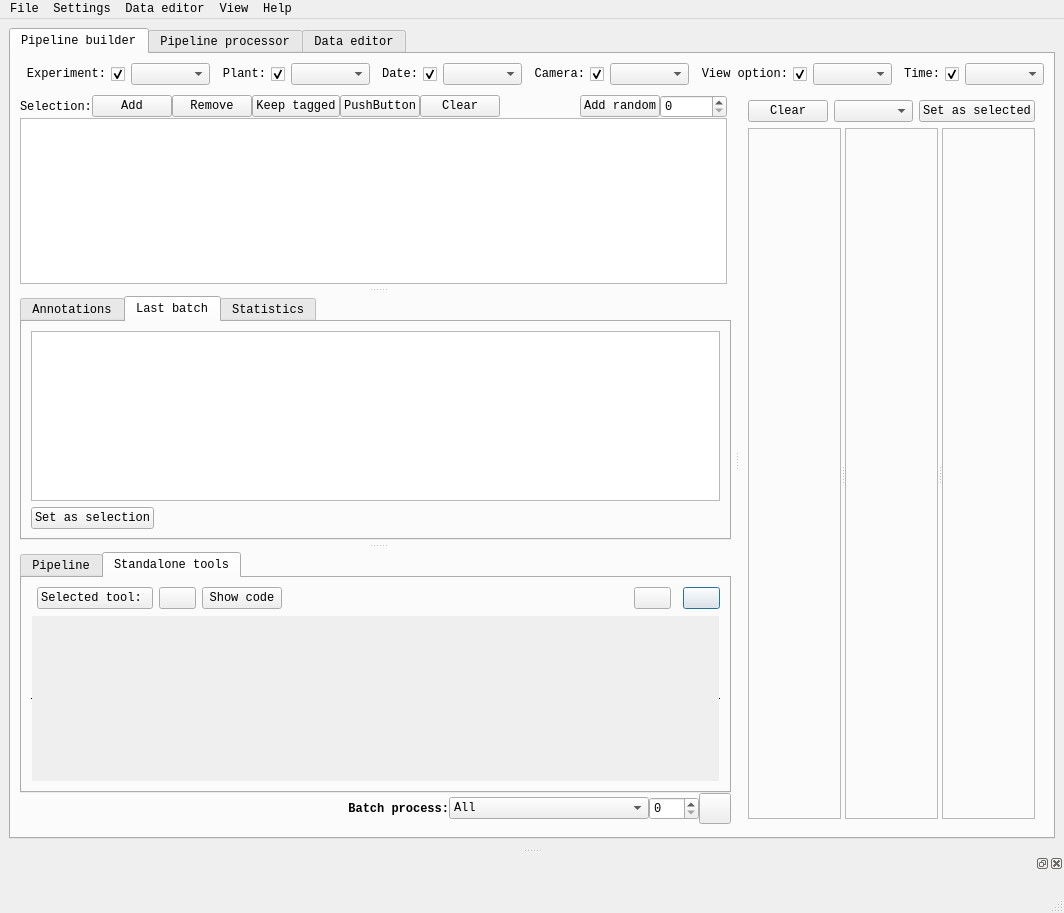
Above: ipso_phen/ui/main.ui from tpmp-inra/ipso_phen before the change. Below: the same form after it.
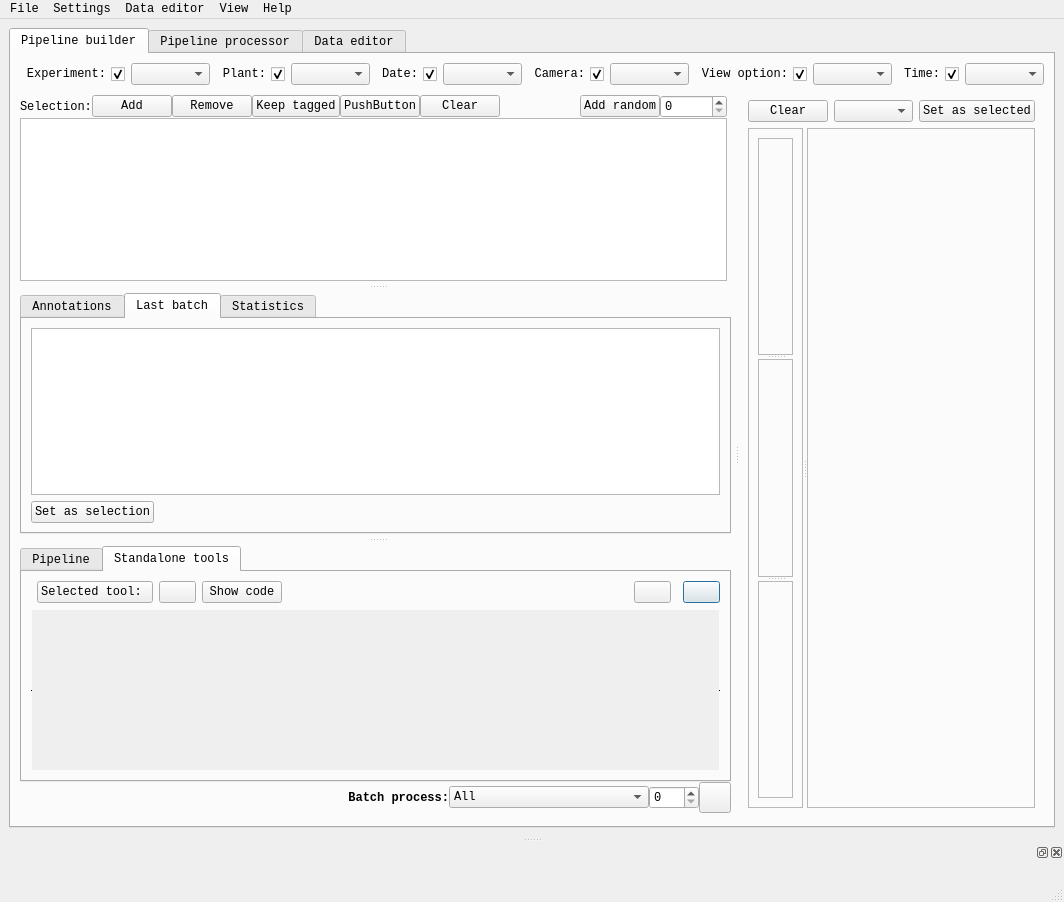
That is the form after the change. The open tabs and pages were chosen to show the change. Icons and pictures are not drawn.

Commit message: Sem-ver: bugfix - Added params output to main UI - Replaced "-" separator with "|" in grid search - Removed outputs in IPT tools - Ilastik inference - Fixed crop for regione - Fixed circle copy

What changed in the file:
```diff
--- a/ipso_phen/ui/main.ui
+++ b/ipso_phen/ui/main.ui
@@ -7,8 +7,8 @@
    <rect>
     <x>0</x>
     <y>0</y>
-    <width>1028</width>
-    <height>913</height>
+    <width>1045</width>
+    <height>902</height>
    </rect>
   </property>
   <property name="font">
@@ -1104,8 +1104,8 @@
                           <rect>
                            <x>0</x>
                            <y>0</y>
-                           <width>98</width>
-                           <height>28</height>
+                           <width>692</width>
+                           <height>148</height>
                           </rect>
                          </property>
                          <layout class="QGridLayout" name="gridLayout_17">
@@ -1212,7 +1212,7 @@
               <property name="orientation">
                <enum>Qt::Horizontal</enum>
               </property>
-              <widget class="QFrame" name="frm_src_img">
+              <widget class="QFrame" name="frm_src_and_data">
                <property name="frameShape">
                 <enum>QFrame::StyledPanel</enum>
                </property>
@@ -1222,6 +1222,39 @@
                <property name="lineWidth">
                 <number>1</number>
                </property>
+               <layout class="QVBoxLayout" name="verticalLayout_5">
+                <item>
+                 <widget class="QSplitter" name="spl_hor_src_data_params">
+                  <property name="orientation">
+                   <enum>Qt::Vertical</enum>
+                  </property>
+                  <widget class="QFrame" name="frm_src_img">
+                   <property name="frameShape">
+                    <enum>QFrame::StyledPanel</enum>
+                   </property>
+                   <property name="frameShadow">
+                    <enum>QFrame::Raised</enum>
+                   </property>
+                  </widget>
+                  <widget class="QFrame" name="frm_data">
+                   <property name="frameShape">
+                    <enum>QFrame::StyledPanel</enum>
+                   </property>
+                   <property name="frameShadow">
+                    <enum>QFrame::Raised</enum>
+                   </property>
+                  </widget>
+                  <widget class="QFrame" name="frm_params">
+                   <property name="frameShape">
+                    <enum>QFrame::StyledPanel</enum>
+                   </property>
+                   <property name="frameShadow">
+                    <enum>QFrame::Raised</enum>
+                   </property>
+                  </widget>
+                 </widget>
+                </item>
+               </layout>
               </widget>
               <widget class="QFrame" name="frm_res_img">
                <property name="frameShape">
@@ -1231,14 +1264,6 @@
                 <enum>QFrame::Raised</enum>
                </property>
               </widget>
-              <widget class="QFrame" name="frm_data">
-               <property name="frameShape">
-                <enum>QFrame::StyledPanel</enum>
-               </property>
-               <property name="frameShadow">
-                <enum>QFrame::Raised</enum>
-               </property>
-              </widget>
              </widget>
             </item>
            </layout>
```
Left out of the diff: 4 changed lines with no effect on the pictures. The commit also changes 31 other files.
